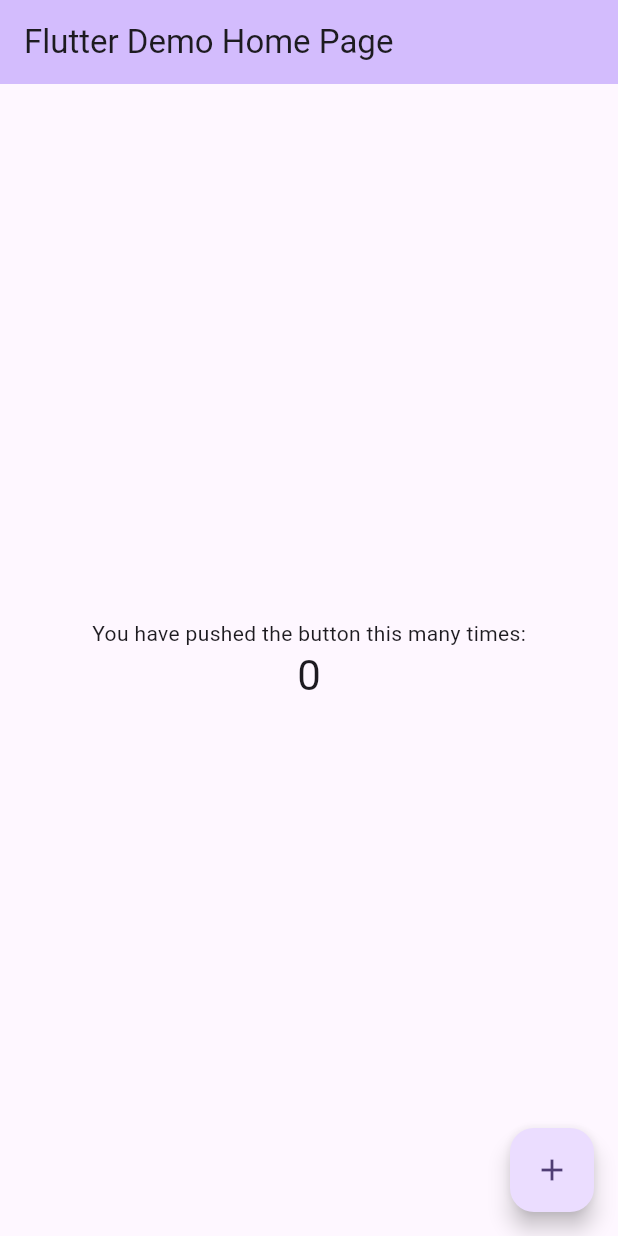
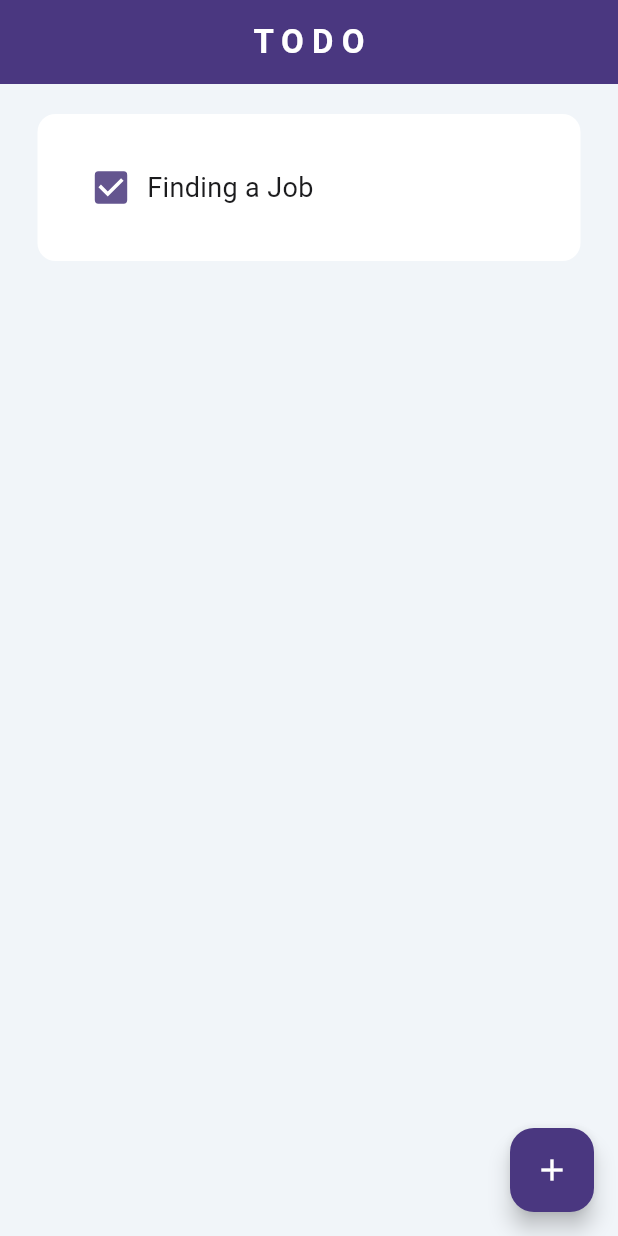
Before and after one commit to ATmilkyway/flutter_todo, a Flutter app: the screen it shows after launch, on a phone screen of 412 x 824 dp. Run offline on Flutter 3.47's test engine with Material 3 defaults, Android fonts, the phone set to English and light mode, and no system bars.

Commit message:
feat(ui): add todo_tile component

```diff
--- a/lib/main.dart
+++ b/lib/main.dart
@@ -1,4 +1,5 @@
 import 'package:flutter/material.dart';
+import 'package:todo/pages/Todo_page.dart';
 
 void main() {
   runApp(const MyApp());
@@ -11,112 +12,22 @@ class MyApp extends StatelessWidget {
   @override
   Widget build(BuildContext context) {
     return MaterialApp(
-      title: 'Flutter Demo',
+      debugShowCheckedModeBanner: false,
+      title: 'T O D O',
       theme: ThemeData(
-        // This is the theme of your application.
-        //
-        // TRY THIS: Try running your application with "flutter run". You'll see
-        // the application has a purple toolbar. Then, without quitting the app,
-        // try changing the seedColor in the colorScheme below to Colors.green
-        // and then invoke "hot reload" (save your changes or press the "hot
-        // reload" button in a Flutter-supported IDE, or press "r" if you used
-        // the command line to start the app).
-        //
-        // Notice that the counter didn't reset back to zero; the application
-        // state is not lost during the reload. To reset the state, use hot
-        // restart instead.
-        //
-        // This works for code too, not just values: Most code changes can be
-        // tested with just a hot reload.
-        colorScheme: ColorScheme.fromSeed(seedColor: Colors.deepPurple),
+        colorScheme: ColorScheme.fromSeed(seedColor: Color(0xFF4A3780)),
+        appBarTheme: const AppBarTheme(
+          backgroundColor: Color(0xFF4A3780),
+          foregroundColor: Colors.white,
+          centerTitle: true,
+          elevation: 0,
+        ),
+        floatingActionButtonTheme: const FloatingActionButtonThemeData(
+          backgroundColor: Color(0xFF4A3780),
+          foregroundColor: Colors.white,
+        ),
       ),
-      home: const MyHomePage(title: 'Flutter Demo Home Page'),
+      home: TodoPage(),
     );
   }
 }
-
-class MyHomePage extends StatefulWidget {
-  const MyHomePage({super.key, required this.title});
-
-  // This widget is the home page of your application. It is stateful, meaning
-  // that it has a State object (defined below) that contains fields that affect
-  // how it looks.
-
-  // This class is the configuration for the state. It holds the values (in this
-  // case the title) provided by the parent (in this case the App widget) and
-  // used by the build method of the State. Fields in a Widget subclass are
-  // always marked "final".
-
-  final String title;
-
-  @override
-  State<MyHomePage> createState() => _MyHomePageState();
-}
-
-class _MyHomePageState extends State<MyHomePage> {
-  int _counter = 0;
-
-  void _incrementCounter() {
-    setState(() {
-      // This call to setState tells the Flutter framework that something has
-      // changed in this State, which causes it to rerun the build method below
-      // so that the display can reflect the updated values. If we changed
-      // _counter without calling setState(), then the build method would not be
-      // called again, and so nothing would appear to happen.
-      _counter++;
-    });
-  }
-
-  @override
-  Widget build(BuildContext context) {
-    // This method is rerun every time setState is called, for instance as done
-    // by the _incrementCounter method above.
-    //
-    // The Flutter framework has been optimized to make rerunning build methods
-    // fast, so that you can just rebuild anything that needs updating rather
-    // than having to individually change instances of widgets.
-    return Scaffold(
-      appBar: AppBar(
-        // TRY THIS: Try changing the color here to a specific color (to
-        // Colors.amber, perhaps?) and trigger a hot reload to see the AppBar
-        // change color while the other colors stay the same.
-        backgroundColor: Theme.of(context).colorScheme.inversePrimary,
-        // Here we take the value from the MyHomePage object that was created by
-        // the App.build method, and use it to set our appbar title.
-        title: Text(widget.title),
-      ),
-      body: Center(
-        // Center is a layout widget. It takes a single child and positions it
-        // in the middle of the parent.
-        child: Column(
-          // Column is also a layout widget. It takes a list of children and
-          // arranges them vertically. By default, it sizes itself to fit its
-          // children horizontally, and tries to be as tall as its parent.
-          //
-          // Column has various properties to control how it sizes itself and
-          // how it positions its children. Here we use mainAxisAlignment to
-          // center the children vertically; the main axis here is the vertical
-          // axis because Columns are vertical (the cross axis would be
-          // horizontal).
-          //
-          // TRY THIS: Invoke "debug painting" (choose the "Toggle Debug Paint"
-          // action in the IDE, or press "p" in the console), to see the
-          // wireframe for each widget.
-          mainAxisAlignment: MainAxisAlignment.center,
-          children: <Widget>[
-            const Text('You have pushed the button this many times:'),
-            Text(
-              '$_counter',
-              style: Theme.of(context).textTheme.headlineMedium,
-            ),
-          ],
-        ),
-      ),
-      floatingActionButton: FloatingActionButton(
-        onPressed: _incrementCounter,
-        tooltip: 'Increment',
-        child: const Icon(Icons.add),
-      ), // This trailing comma makes auto-formatting nicer for build methods.
-    );
-  }
-}
--- /dev/null
+++ b/lib/pages/todo_page.dart
@@ -0,0 +1,29 @@
+import 'package:flutter/material.dart';
+import 'package:todo/util/todo_tile.dart';
+
+class TodoPage extends StatefulWidget {
+  const TodoPage({super.key});
+
+  @override
+  State<TodoPage> createState() => _TodoPageState();
+}
+
+class _TodoPageState extends State<TodoPage> {
+  @override
+  Widget build(BuildContext context) {
+    return Scaffold(
+      backgroundColor: Color(0xFFF1F5F9),
+      appBar: AppBar(
+        title: Text('T O D O', style: TextStyle(fontWeight: FontWeight.bold)),
+        centerTitle: true,
+      ),
+      body: ListView(
+        children: [TodoTile(todoTask: 'Finding a Job', isCompleted: true)],
+      ),
+      floatingActionButton: FloatingActionButton(
+        onPressed: () {},
+        child: Icon(Icons.add),
+      ),
+    );
+  }
+}
--- /dev/null
+++ b/lib/util/todo_tile.dart
@@ -0,0 +1,45 @@
+import 'package:flutter/material.dart';
+
+class TodoTile extends StatelessWidget {
+  final String todoTask;
+  final bool isCompleted;
+
+  const TodoTile({
+    super.key,
+    required this.todoTask,
+    required this.isCompleted,
+  });
+
+  @override
+  Widget build(BuildContext context) {
+    return Padding(
+      padding: const EdgeInsets.only(left: 25, right: 25, top: 20),
+      child: Container(
+        decoration: BoxDecoration(
+          color: Colors.white,
+          borderRadius: BorderRadius.circular(12),
+        ),
+        child: Padding(
+          padding: const EdgeInsets.all(25.0),
+
+          child: Row(
+            children: [
+              Transform.scale(
+                scale: 1.2,
+                child: Checkbox(value: isCompleted, onChanged: (context) {}),
+              ),
+              Text(
+                todoTask,
+                style: TextStyle(
+                  fontSize: 18,
+                  fontWeight: FontWeight.w400,
+                  color: Color(0xFF1B1B1D),
+                ),
+              ),
+            ],
+          ),
+        ),
+      ),
+    );
+  }
+}
```
